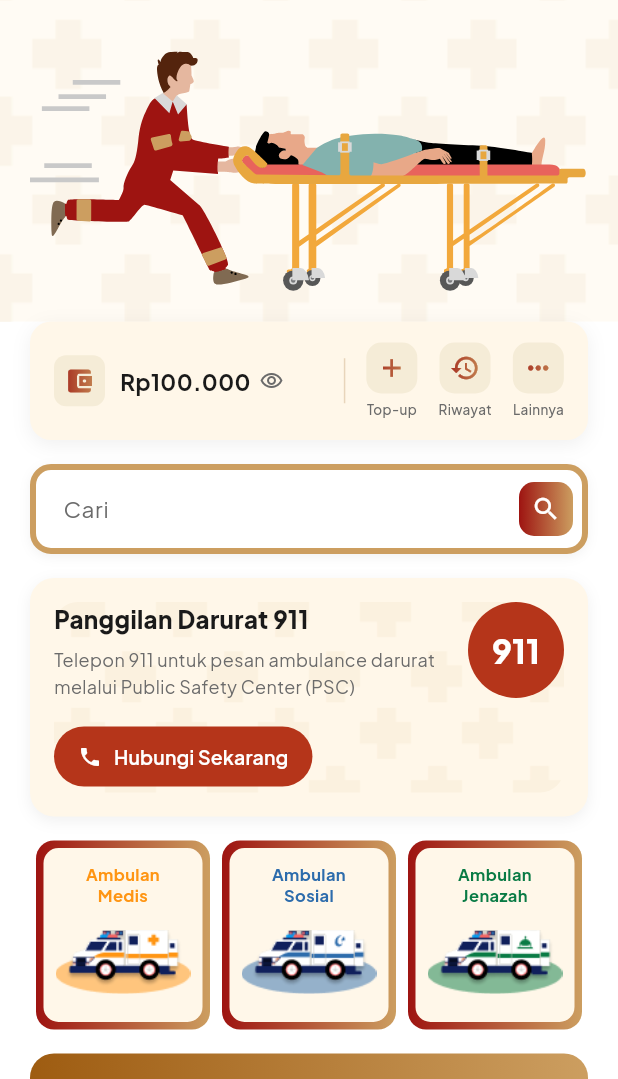
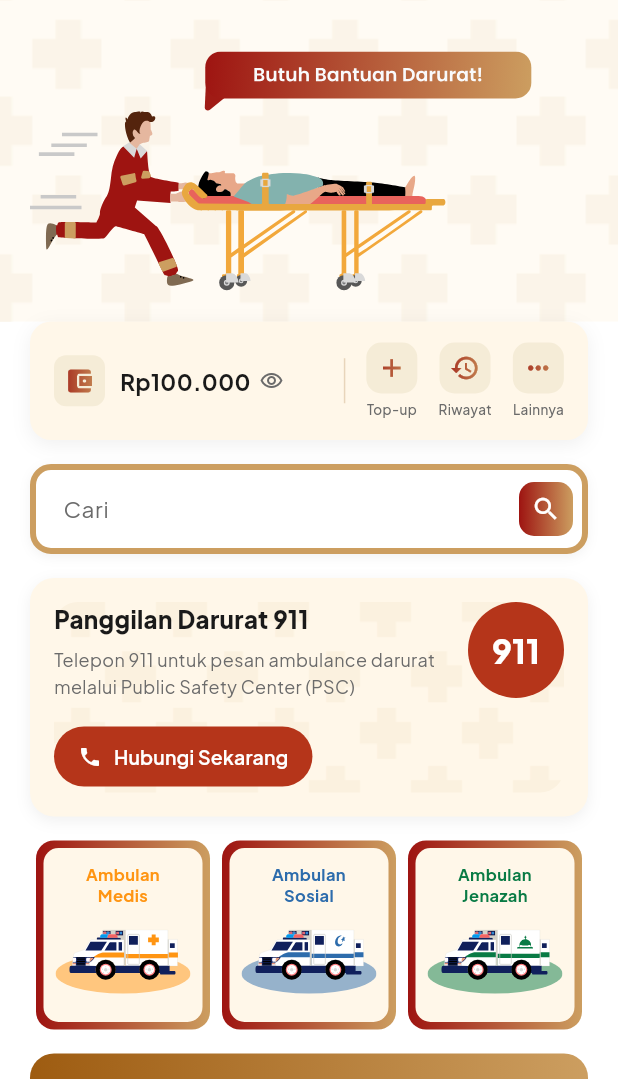
Before and after one commit to 101-toyota-team/resqlink-fe, a Flutter app: the HomeScreen screen opened directly, on a phone screen of 412 x 824 dp, the part 157-1236 px from its top. Run offline on Flutter 3.47's test engine with Material 3 defaults, Android fonts, the phone set to English and light mode, and no system bars; our stand-ins replace flutter_dotenv, flutter_svg, google_fonts, shared_preferences, supabase_flutter; accounts and stored records are empty.

Commit message:
feat: modify to use svg

```diff
--- a/lib/main.dart
+++ b/lib/main.dart
@@ -8,7 +8,7 @@ import 'themes/app_theme.dart';
 Future<void> main() async {
   WidgetsFlutterBinding.ensureInitialized();
 
-  await dotenv.load();
+  await dotenv.load(fileName: "assets/.env");
 
    // DEBUG: Check if env variables are loaded
   print('SUPABASE_URL: ${dotenv.env['SUPABASE_URL']}');
--- a/lib/widgets/home/ambulance_tabs.dart
+++ b/lib/widgets/home/ambulance_tabs.dart
@@ -1,4 +1,5 @@
 import 'package:flutter/material.dart';
+import 'package:flutter_svg/flutter_svg.dart';
 import '../../constants/app_colors.dart';
 
 class _AmbulanceTabData {
@@ -22,19 +23,19 @@ class AmbulanceTypeTabs extends StatelessWidget {
       label: 'Ambulan\nMedis',
       color: AppColors.cardBg,
       textColor: AppColors.ambulanceMedis,
-      imagePath: 'assets/images/ambulance_medis.png',
+      imagePath: 'assets/images/ambulance_medis.svg',
     ),
     _AmbulanceTabData(
       label: 'Ambulan\nSosial',
       color: AppColors.cardBg,
       textColor: AppColors.ambulanceSosial,
-      imagePath: 'assets/images/ambulance_sosial.png',
+      imagePath: 'assets/images/ambulance_sosial.svg',
     ),
     _AmbulanceTabData(
       label: 'Ambulan\nJenazah',
       color: AppColors.cardBg,
       textColor: AppColors.ambulanceJenazah,
-      imagePath: 'assets/images/ambulance_jenazah.png',
+      imagePath: 'assets/images/ambulance_jenazah.svg',
     ),
   ];
 
@@ -88,7 +89,7 @@ class _AmbulanceTabCard extends StatelessWidget {
               ),
             ),
             const SizedBox(height: 8),
-            Image.asset(
+            SvgPicture.asset(
               data.imagePath,
               height: 60,
               fit: BoxFit.contain,
--- a/lib/widgets/home/health_mobility_card.dart
+++ b/lib/widgets/home/health_mobility_card.dart
@@ -1,4 +1,5 @@
 import 'package:flutter/material.dart';
+import 'package:flutter_svg/flutter_svg.dart';
 import '../../constants/app_colors.dart';
 
 
@@ -72,8 +73,8 @@ class HealthMobilityCard extends StatelessWidget {
             SizedBox(
               width: 100,
               height: 120,
-              child: Image.asset(
-                'assets/images/dokter.png',
+              child: SvgPicture.asset(
+                'assets/images/dokter.svg',
                 fit: BoxFit.contain,
                 alignment: Alignment.bottomCenter,
               ),
--- a/lib/widgets/home/hero_container.dart
+++ b/lib/widgets/home/hero_container.dart
@@ -108,7 +108,7 @@ class _HeroBanner extends StatelessWidget {
         width: double.infinity,
         height: 160,
         child: SvgPicture.asset(
-          'assets/images/emergency.svg',
+          'assets/images/emergency-1.svg',
           fit: BoxFit.contain,
           alignment: Alignment.bottomLeft,
         ),
--- a/lib/widgets/home/kenali_jenis_section.dart
+++ b/lib/widgets/home/kenali_jenis_section.dart
@@ -1,4 +1,5 @@
 import 'package:flutter/material.dart';
+import 'package:flutter_svg/flutter_svg.dart';
 import '../../constants/app_colors.dart';
 
 class _AmbulanceTypeData {
@@ -22,25 +23,25 @@ class KenaliJenisSection extends StatelessWidget {
       name: 'Ambulan Darurat',
       desc: 'Lorem ipsum dolor sit amet, consectetur adipiscing elit, sed do eiusmod tempor incididunt ut labore.',
       showButton: true,
-      imagePath: 'assets/images/ambulance_darurat.png',
+      imagePath: 'assets/images/ambulance_darurat.svg',
     ),
     _AmbulanceTypeData(
       name: 'Ambulan Medis',
       desc: 'Lorem ipsum dolor sit amet, consectetur adipiscing elit, sed do eiusmod tempor incididunt ut labore.',
       showButton: false,
-      imagePath: 'assets/images/ambulance_medis.png',
+      imagePath: 'assets/images/ambulance_medis.svg',
     ),
     _AmbulanceTypeData(
       name: 'Ambulan Sosial',
       desc: 'Lorem ipsum dolor sit amet, consectetur adipiscing elit, sed do eiusmod tempor incididunt ut labore.',
       showButton: false,
-      imagePath: 'assets/images/ambulance_sosial.png',
+      imagePath: 'assets/images/ambulance_sosial.svg',
     ),
     _AmbulanceTypeData(
       name: 'Ambulan Jenazah',
       desc: 'Lorem ipsum dolor sit amet, consectetur adipiscing elit, sed do eiusmod tempor incididunt ut labore.',
       showButton: false,
-      imagePath: 'assets/images/ambulance_jenazah.png',
+      imagePath: 'assets/images/ambulance_jenazah.svg',
     ),
   ];
 
@@ -118,7 +119,7 @@ class _AmbulanceTypeCard extends StatelessWidget {
                 Row(
                   children: [
                     if (isEven) ...[
-                      Image.asset(data.imagePath, width: 100, height: 70, fit: BoxFit.contain),
+                      SvgPicture.asset(data.imagePath, width: 100, height: 70, fit: BoxFit.contain),
                       const SizedBox(width: 12),
                     ],
 
@@ -154,7 +155,7 @@ class _AmbulanceTypeCard extends StatelessWidget {
 
                     if (!isEven) ...[
                       const SizedBox(width: 12),
-                      Image.asset(data.imagePath, width: 100, height: 70, fit: BoxFit.contain),
+                      SvgPicture.asset(data.imagePath, width: 100, height: 70, fit: BoxFit.contain),
                     ],
                   ],
                 ),
@@ -163,7 +164,7 @@ class _AmbulanceTypeCard extends StatelessWidget {
           : Row(
               children: [
                 if (isEven) ...[
-                  Image.asset(data.imagePath, width: 100, height: 70, fit: BoxFit.contain),
+                  SvgPicture.asset(data.imagePath, width: 100, height: 70, fit: BoxFit.contain),
                   const SizedBox(width: 12),
                 ],
 
@@ -180,7 +181,7 @@ class _AmbulanceTypeCard extends StatelessWidget {
 
                 if (!isEven) ...[
                   const SizedBox(width: 12),
-                  Image.asset(data.imagePath, width: 100, height: 70, fit: BoxFit.contain),
+                  SvgPicture.asset(data.imagePath, width: 100, height: 70, fit: BoxFit.contain),
                 ],
               ],
             ),
```
Also changed, not shown: lib/screens/landing_screen.dart (+4 -4 lines), assets/images/ambulance_darurat.png (deleted), assets/images/ambulance_darurat.svg (added), assets/images/ambulance_jenazah.png (deleted), assets/images/ambulance_jenazah.svg (added), assets/images/ambulance_medis.png (deleted), assets/images/ambulance_medis.svg (added), assets/images/ambulance_sosial.png (deleted), assets/images/ambulance_sosial.svg (added), assets/images/dfsdf.png (deleted), assets/images/dokter.svg (added), assets/images/emergency-1.svg (added), assets/images/emergency.png (deleted).
